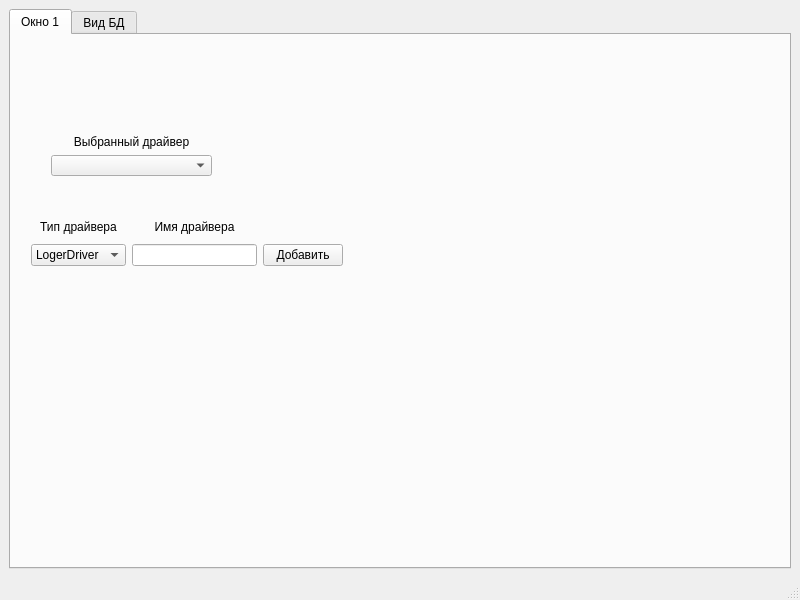
Old version of the form mainwindow.ui in the repository vokhmianin-da/runTimeConfigurator.
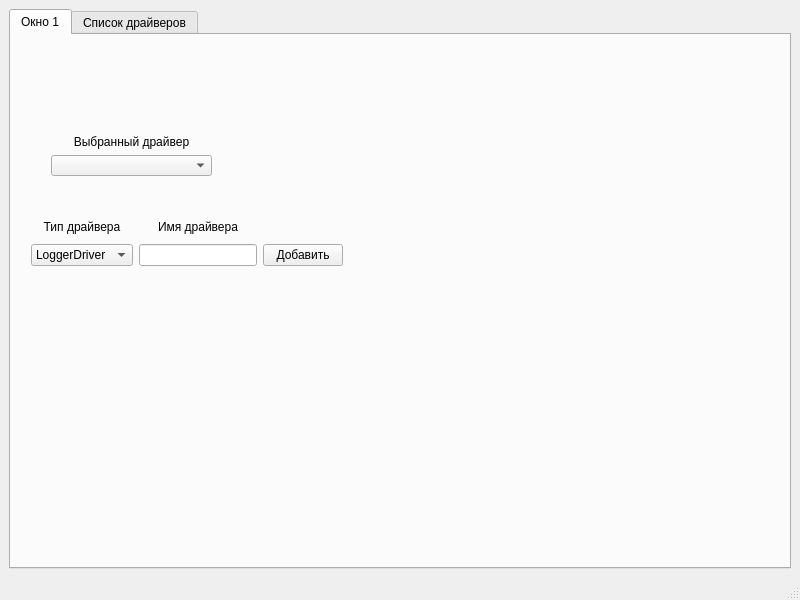
New version of the form.

Commit message: Создает список драйверов с типом, добавляет для каждого драйвера вкладку с его контекстами

Diff of the .ui file:
```diff
--- a/mainwindow.ui
+++ b/mainwindow.ui
@@ -52,7 +52,7 @@
               <widget class="QComboBox" name="cbDriverTypes">
                <item>
                 <property name="text">
-                 <string>LogerDriver</string>
+                 <string>LoggerDriver</string>
                 </property>
                </item>
               </widget>
@@ -132,7 +132,7 @@
       </widget>
       <widget class="QWidget" name="tab_2">
        <attribute name="title">
-        <string>Вид БД</string>
+        <string>Список драйверов</string>
        </attribute>
       </widget>
      </widget>
```
The commit also changes 6 other files.
